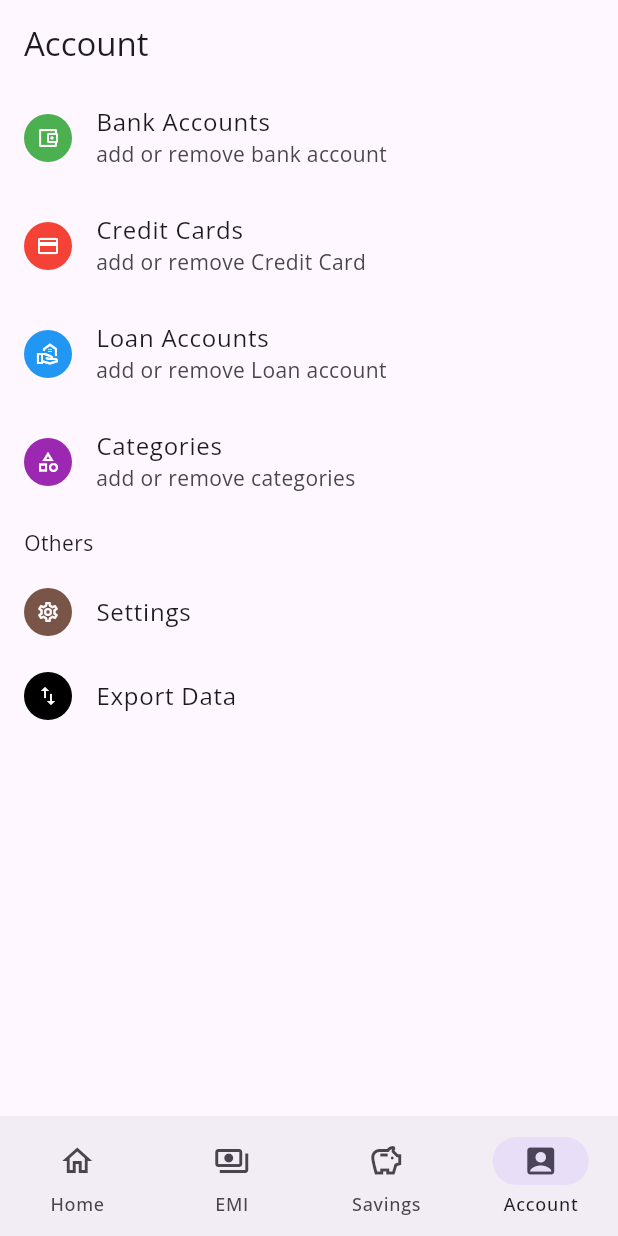
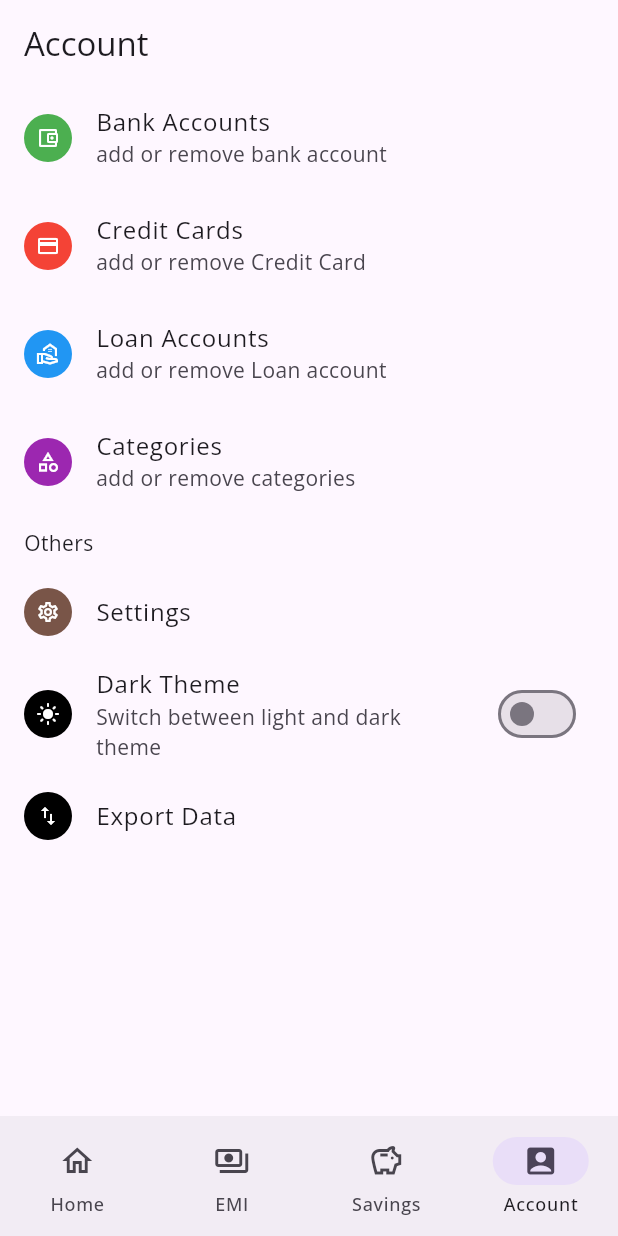
Before and after one commit to leo-elstin/rupiah, a Flutter app: the screen it shows after launch, item 4 of the bottom bar chosen, on a phone screen of 412 x 824 dp. Run offline on Flutter 3.47's test engine with Material 3 defaults, Android fonts, the phone set to English and light mode, and no system bars; our stand-ins replace appwrite, bloc, currency_text_input_formatter, drift, flutter_bloc, flutter_riverpod and 4 more; missing offline and left inert: drift_db_viewer, feedback; accounts and stored records are empty; generated files the repository leaves out were written again.

Commit message:
fix for expense listener added dark theme

```diff
--- a/lib/main.dart
+++ b/lib/main.dart
@@ -1,6 +1,7 @@
 import 'package:expense_kit/model/service/login_service.dart';
 import 'package:expense_kit/view/router.dart';
 import 'package:expense_kit/view_model/auth/auth_cubit.dart';
+import 'package:expense_kit/view_model/settings/settings_cubit.dart';
 import 'package:flutter/material.dart';
 import 'package:flutter_bloc/flutter_bloc.dart';
 import 'package:flutter_riverpod/flutter_riverpod.dart';
@@ -26,25 +27,39 @@ class _MyAppState extends State<MyApp> {
 
   @override
   Widget build(BuildContext context) {
-    final textTheme = Theme.of(context).textTheme;
     return MultiBlocProvider(
       providers: [
         BlocProvider(
           create: (context) => AuthCubit()..validateLogin(),
         ),
+        BlocProvider(
+          create: (context) => SettingsCubit()..init(),
+        ),
       ],
-      child: MaterialApp.router(
+      child: BlocBuilder<SettingsCubit, SettingsState>(
+        buildWhen: (previous, current) => current is ThemeChanged,
+        builder: (context, state) {
+          var textTheme = Theme.of(context).textTheme;
+          if (state is ThemeChanged && state.brightness == Brightness.dark) {
+            textTheme = Theme.of(context).primaryTextTheme;
+          } else {
+            textTheme = Theme.of(context).textTheme;
+          }
+          return MaterialApp.router(
             title: 'Rupiah',
             debugShowCheckedModeBanner: false,
             theme: ThemeData(
               colorScheme: ColorScheme.fromSeed(
                 seedColor: Colors.deepPurple,
-            brightness: Brightness.light,
+                brightness:
+                    state is ThemeChanged ? state.brightness : Brightness.light,
               ),
               useMaterial3: true,
               textTheme: GoogleFonts.openSansTextTheme(textTheme),
             ),
             routerConfig: router,
+          );
+        },
       ),
     );
   }
--- a/lib/model/entity/expense_entity.dart
+++ b/lib/model/entity/expense_entity.dart
@@ -33,8 +33,8 @@ class ExpenseEntity {
       type: ExpenseType.values[map['type']],
       description: map['description'],
       id: map['id'],
-      accountId: map['accountId'],
-      categoryId: map['categoryId'],
+      accountId: map['account_id'],
+      categoryId: map['category_id'],
     );
   }
 
--- a/lib/view/account/account_view.dart
+++ b/lib/view/account/account_view.dart
@@ -1,5 +1,7 @@
 import 'package:expense_kit/view/account/account_list.dart';
+import 'package:expense_kit/view_model/settings/settings_cubit.dart';
 import 'package:flutter/material.dart';
+import 'package:flutter_bloc/flutter_bloc.dart';
 import 'package:go_router/go_router.dart';
 
 class AccountView extends StatefulWidget {
@@ -131,6 +133,34 @@ class _AccountViewState extends State<AccountView> {
             ),
             onTap: () {},
           ),
+          BlocBuilder<SettingsCubit, SettingsState>(
+            builder: (context, state) {
+              var cubit = context.read<SettingsCubit>();
+              bool dark = cubit.brightness == Brightness.dark;
+              return ListTile(
+                title: const Text('Dark Theme'),
+                subtitle: const Text('Switch between light and dark theme'),
+                leading: Container(
+                  padding: const EdgeInsets.all(8),
+                  decoration: BoxDecoration(
+                    shape: BoxShape.circle,
+                    color: dark ? Colors.white : Colors.black,
+                  ),
+                  child: Icon(
+                    dark ? Icons.dark_mode : Icons.light_mode,
+                    color: !dark ? Colors.white : Colors.black,
+                    size: 16,
+                  ),
+                ),
+                trailing: Switch(
+                  value: dark,
+                  onChanged: (value) {
+                    cubit.changeBrightness();
+                  },
+                ),
+              );
+            },
+          ),
           ListTile(
             title: const Text('Export Data'),
             leading: Container(
--- a/lib/view/expense/expense_list.dart
+++ b/lib/view/expense/expense_list.dart
@@ -2,10 +2,12 @@ import 'package:currency_text_input_formatter/currency_text_input_formatter.dart
 import 'package:expense_kit/model/entity/expense_entity.dart';
 import 'package:expense_kit/utils/currency_utils.dart';
 import 'package:expense_kit/utils/ui_extensions.dart';
+import 'package:expense_kit/view/expense/add_expense.dart';
 import 'package:expense_kit/view_model/expense_viewmodel.dart';
 import 'package:flutter/foundation.dart';
 import 'package:flutter/material.dart';
 import 'package:flutter_riverpod/flutter_riverpod.dart';
+import 'package:go_router/go_router.dart';
 import 'package:intl/intl.dart';
 
 class ExpenseList extends ConsumerStatefulWidget {
@@ -91,6 +93,9 @@ class _ExpenseListState extends ConsumerState<ExpenseList> {
                 final expense = expenseMap.value[index];
                 return ListTile(
                   dense: true,
+                  onTap: () {
+                    context.push(AddExpense.route, extra: expense);
+                  },
                   onLongPress: () =>
                       ref.read(expenseProvider.notifier).removeExpense(
                             expense,
--- a/lib/view/expense/expense_view.dart
+++ b/lib/view/expense/expense_view.dart
@@ -28,7 +28,9 @@ class ExpenseView extends StatelessWidget {
         ],
       ),
       floatingActionButton: FloatingActionButton.small(
-        onPressed: () => context.push(AddExpense.route),
+        onPressed: () {
+          context.push(AddExpense.route);
+        },
         child: const Icon(Icons.add),
       ),
       body: Column(
--- a/lib/view/router.dart
+++ b/lib/view/router.dart
@@ -1,3 +1,4 @@
+import 'package:expense_kit/model/entity/expense_entity.dart';
 import 'package:expense_kit/view/account/account_list.dart';
 import 'package:expense_kit/view/account/add_account.dart';
 import 'package:expense_kit/view/emi/add_emi.dart';
@@ -21,7 +22,10 @@ final router = GoRouter(
     ),
     GoRoute(
       path: AddExpense.route,
-      builder: (context, state) => const AddExpense(),
+      builder: (context, state) => AddExpense(
+        expenseEntity:
+            state.extra != null ? state.extra as ExpenseEntity : null,
+      ),
     ),
     GoRoute(
       path: AddEMI.route,
--- /dev/null
+++ b/lib/view_model/settings/settings_cubit.dart
@@ -0,0 +1,36 @@
+import 'package:bloc/bloc.dart';
+import 'package:flutter/material.dart';
+import 'package:shared_preferences/shared_preferences.dart';
+
+part 'settings_state.dart';
+
+class SettingsCubit extends Cubit<SettingsState> {
+  SettingsCubit() : super(SettingsInitial());
+
+  Brightness brightness = Brightness.light;
+
+  init() async {
+    final SharedPreferences prefs = await SharedPreferences.getInstance();
+    // if (prefs.getBool('isDark') == null) {
+    //   prefs.setBool('isDark', false);
+    // }
+    if (prefs.getBool('isDark') ?? false) {
+      brightness = Brightness.dark;
+    } else {
+      brightness = Brightness.light;
+    }
+    emit(ThemeChanged(brightness: brightness));
+  }
+
+  void changeBrightness() async {
+    final SharedPreferences prefs = await SharedPreferences.getInstance();
+
+    if (brightness == Brightness.light) {
+      brightness = Brightness.dark;
+    } else {
+      brightness = Brightness.light;
+    }
+    prefs.setBool('isDark', brightness == Brightness.light ? false : true);
+    emit(ThemeChanged(brightness: brightness));
+  }
+}
--- /dev/null
+++ b/lib/view_model/settings/settings_state.dart
@@ -0,0 +1,12 @@
+part of 'settings_cubit.dart';
+
+@immutable
+abstract class SettingsState {}
+
+class SettingsInitial extends SettingsState {}
+
+class ThemeChanged extends SettingsState {
+  final Brightness brightness;
+
+  ThemeChanged({required this.brightness});
+}
--- a/pubspec.yaml
+++ b/pubspec.yaml
@@ -51,6 +51,7 @@ dependencies:
   path: ^1.8.3
   go_router: ^11.1.4
   appwrite: ^11.0.1
+  shared_preferences: ^2.2.2
   flutter_bloc: ^8.1.3
   equatable: ^2.0.5
   feedback:
```
Also changed, not shown: lib/view/expense/add_expense.dart (+38 -28 lines), lib/view_model/expense_viewmodel.dart (+6 -1 lines). Lines whose indentation alone changed are shown as unchanged.
